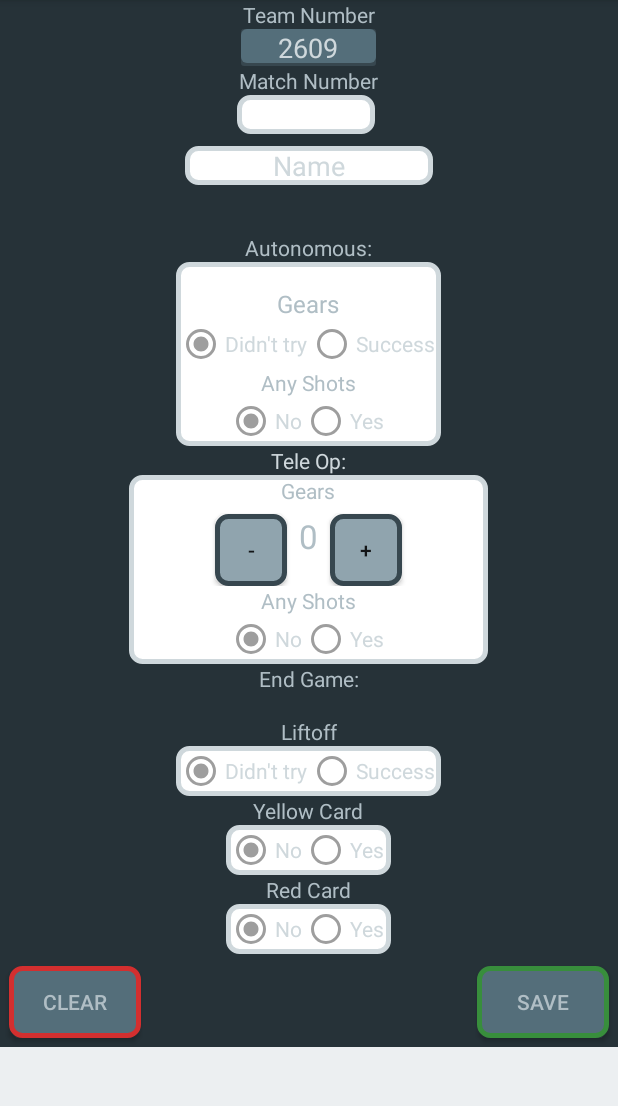
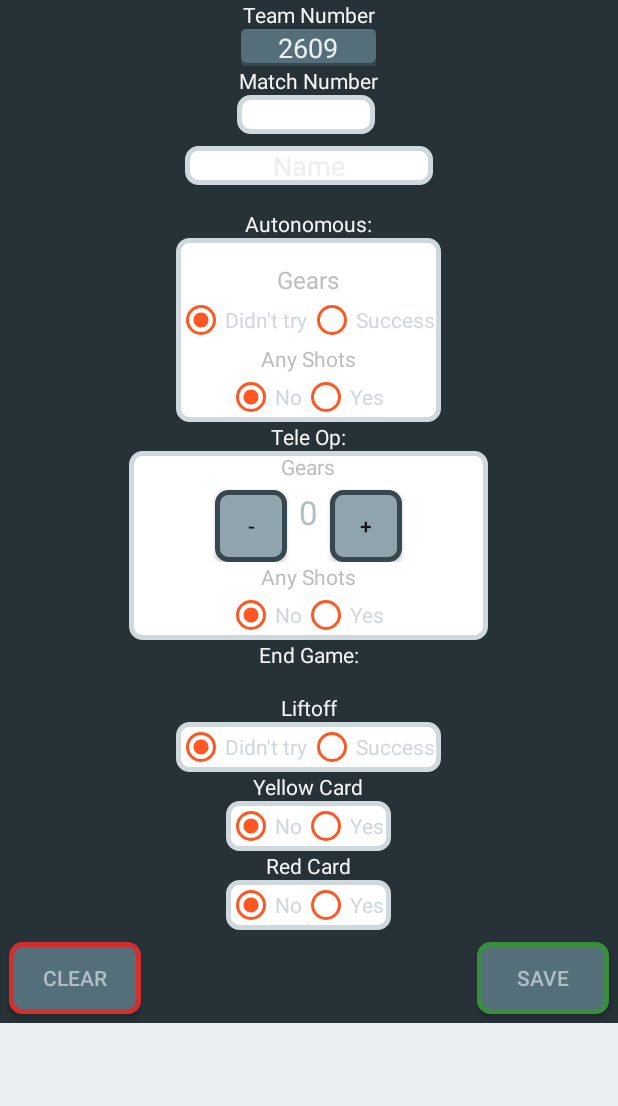
Before and after one commit to Keenan-Ker51/2609Scouting, an Android app: the ScoutActivity screen opened directly, with no data from a screen before it, on a phone screen of 412 x 824 dp, the part 84-1190 px from its top. Run offline under Robolectric (Android 15) with nearby library versions, the phone set to English and light mode, and no system bars.

Commit message:
District champs 1.0

```diff
--- a/app/src/main/res/layout/activity_main.xml
+++ b/app/src/main/res/layout/activity_main.xml
@@ -4,7 +4,7 @@
     android:id="@+id/activity_main"
     android:layout_width="match_parent"
     android:layout_height="match_parent"
-    android:background="#ECEFF1"
+    android:background="#263238"
     android:paddingBottom="@dimen/activity_vertical_margin"
 
     tools:context="com.keenanker.a2609scouting.MainActivity">
@@ -14,7 +14,7 @@
         android:layout_height="wrap_content"
         android:text=" Please select your role "
         android:layout_centerHorizontal="true"
-        android:textColor="#212121"
+        android:textColor="#CFD8DC"
         android:textSize="24sp"
         android:background="@drawable/shadow_text"
         />
@@ -27,6 +27,7 @@
         android:text="Human Scout"
         android:onClick="humanScoutStart"
         android:layout_marginTop="8sp"
+        android:textColor="#CFD8DC"
         android:layout_marginBottom="8sp"
         android:background="@drawable/background_white"
         android:id="@+id/humanScoutButton"
@@ -38,6 +39,7 @@
         android:layout_centerHorizontal="true"
         android:onClick="mentorStart"
         android:id="@+id/mentorButton"
+        android:textColor="#CFD8DC"
         android:layout_marginBottom="8sp"
         android:background="@drawable/background_white"
         android:layout_below="@+id/humanScoutButton"
@@ -48,6 +50,7 @@
         android:layout_height="48sp"
         android:layout_centerHorizontal="true"
         android:onClick="pitStart"
+        android:textColor="#CFD8DC"
         android:id="@+id/pitButton"
         android:background="@drawable/background_white"
         android:layout_below="@+id/mentorButton"
@@ -61,6 +64,7 @@
         android:onClick="scoutStart"
         android:background="@drawable/background_white"
         android:text="Scout"
+        android:textColor="#CFD8DC"
         android:layout_above="@+id/humanScoutButton"
         android:layout_alignStart="@+id/humanScoutButton" />
 </RelativeLayout>
--- a/app/src/main/res/layout/activity_pit.xml
+++ b/app/src/main/res/layout/activity_pit.xml
@@ -10,7 +10,7 @@
     <ScrollView
         android:layout_width="match_parent"
         android:layout_height="match_parent"
-        android:background="#ECEFF1">
+        android:background="#263238">
 
         <RelativeLayout
             android:layout_width="match_parent"
--- a/app/src/main/res/layout/activity_scout.xml
+++ b/app/src/main/res/layout/activity_scout.xml
@@ -39,7 +39,7 @@
                 android:layout_height="wrap_content"
                 android:text="Team Number"
                 android:layout_centerHorizontal="true"
-                android:textColor="#B0BEC5" />
+                android:textColor="#F5F5F5" />
 
             <TextView
                 android:id="@+id/matchNumTV"
@@ -49,17 +49,17 @@
                 android:text="Match Number"
                 android:visibility="visible"
                 android:layout_centerHorizontal="true"
-                android:textColor="#B0BEC5" />
+                android:textColor="#F5F5F5" />
 
             <TextView
                 android:id="@+id/autoTV"
                 android:layout_width="wrap_content"
                 android:layout_height="wrap_content"
-                android:layout_marginTop="32sp"
+                android:layout_marginTop="16sp"
                 android:layout_below="@+id/scoutNameET"
                 android:layout_centerHorizontal="true"
                 android:text="Autonomous:"
-                android:textColor="#B0BEC5" />
+                android:textColor="#F5F5F5" />
 
             <TextView
                 android:id="@+id/teleTV"
@@ -68,7 +68,7 @@
                 android:layout_below="@+id/gearsRL"
                 android:text="Tele Op:"
                 android:layout_centerHorizontal="true"
-                android:textColor="#CFD8DC" />
+                android:textColor="#F5F5F5" />
 
 
             <TextView
@@ -79,7 +79,7 @@
                 android:paddingBottom="16sp"
                 android:text="End Game:"
                 android:layout_centerHorizontal="true"
-                android:textColor="#B0BEC5" />
+                android:textColor="#F5F5F5" />
 
             <TextView
                 android:id="@+id/liftTV"
@@ -88,7 +88,7 @@
                 android:layout_below="@+id/endTV"
                 android:text="Liftoff"
                 android:layout_centerHorizontal="true"
-                android:textColor="#B0BEC5" />
+                android:textColor="#F5F5F5" />
 
             <Button
                 android:id="@+id/liftLess"
@@ -136,7 +136,7 @@
                     android:layout_height="wrap_content"
                     android:text="Didn't try"
                     android:id="@+id/gearDidntTry"
-                    android:buttonTint="#9E9E9E"
+                    android:buttonTint="#FF5722"
                     android:onClick="onGearButtonClicked"
                     android:textColor="#CFD8DC"
                     />
@@ -144,7 +144,7 @@
                     android:layout_width="wrap_content"
                     android:layout_height="wrap_content"
                     android:id="@+id/gearSucc"
-                    android:buttonTint="#9E9E9E"
+                    android:buttonTint="#FF5722"
                     android:textColor="#CFD8DC"
                     android:onClick="onGearButtonClicked"
                     android:text="Success "/>
@@ -156,7 +156,7 @@
                 android:layout_centerHorizontal="true"
                 android:text="Yellow Card"
                 android:id="@+id/cardsTV"
-                android:textColor="#B0BEC5"
+                android:textColor="#F5F5F5"
                 />
             <RadioGroup
                 android:layout_width="wrap_content"
@@ -176,7 +176,7 @@
                     android:id="@+id/noYellowCard"
                     android:onClick="onCardButtonClicked"
                     android:textColor="#CFD8DC"
-                    android:buttonTint="#9E9E9E"
+                    android:buttonTint="#FF5722"
                     />
 
                 <RadioButton
@@ -186,7 +186,7 @@
                     android:id="@+id/yellowCard"
                     android:onClick="onCardButtonClicked"
                     android:textColor="#CFD8DC"
-                    android:buttonTint="#9E9E9E"
+                    android:buttonTint="#FF5722"
 
                     />
 
@@ -195,7 +195,7 @@
                 android:layout_width="wrap_content"
                 android:layout_height="wrap_content"
                 android:text="Red Card"
-                android:textColor="#B0BEC5"
+                android:textColor="#F5F5F5"
                 android:layout_centerHorizontal="true"
                 android:layout_below="@id/cardGroup"
                 android:id="@+id/redCardTV"
@@ -219,7 +219,7 @@
                     android:id="@+id/noRedCard"
                     android:onClick="onRedCardButtonClicked"
                     android:textColor="#CFD8DC"
-                    android:buttonTint="#9E9E9E"
+                    android:buttonTint="#FF5722"
 
                     />
                 <RadioButton
@@ -229,7 +229,7 @@
                     android:id="@+id/redCard"
                     android:onClick="onRedCardButtonClicked"
                     android:textColor="#CFD8DC"
-                    android:buttonTint="#9E9E9E"
+                    android:buttonTint="#FF5722"
 
                     />
 
@@ -241,7 +241,7 @@
                 android:layout_centerHorizontal="true"
                 android:gravity="center_horizontal"
                 android:layout_marginTop="8sp"
-                android:textColorHint="#CFD8DC"
+                android:textColorHint="#ECEFF1"
                 android:textColor="#CFD8DC"
                 android:layout_height="wrap_content"
                 android:hint="Name"
@@ -280,7 +280,7 @@
                     android:layout_marginTop="16sp"
                     android:text="Gears"
                     android:layout_centerHorizontal="true"
-                    android:textColor="#B0BEC5"
+                    android:textColor="#BDBDBD"
                     android:textSize="16sp" />
 
                 <RadioGroup
@@ -296,7 +296,7 @@
                         android:text="Didn't try"
                         android:id="@+id/liftDidntTry"
                         android:onClick="onLiftButtonClicked"
-                        android:buttonTint="#9E9E9E"
+                        android:buttonTint="#FF5722"
                         android:textColor="#CFD8DC"
                         />
                     <RadioButton
@@ -304,7 +304,7 @@
                         android:layout_height="wrap_content"
                         android:id="@+id/liftSucc"
                         android:onClick="onLiftButtonClicked"
-                        android:buttonTint="#9E9E9E"
+                        android:buttonTint="#FF5722"
                         android:textColor="#CFD8DC"
                         android:text="Success "/>
                 </RadioGroup>
@@ -322,7 +322,7 @@
                         android:layout_height="wrap_content"
                         android:text="Any Shots"
                         android:layout_centerHorizontal="true"
-                        android:textColor="#B0BEC5"/>
+                        android:textColor="#BDBDBD"/>
 
                     <RadioGroup
                         android:layout_width="wrap_content"
@@ -338,7 +338,7 @@
                             android:text="No"
                             android:id="@+id/ALDidntTry"
                             android:onClick="onAutoLowButtonClicked"
-                            android:buttonTint="#9E9E9E"
+                            android:buttonTint="#FF5722"
                             android:textColor="#CFD8DC"
 
                             />
@@ -349,7 +349,7 @@
                             android:id="@+id/ALSucc"
                             android:textColor="#CFD8DC"
                             android:onClick="onAutoLowButtonClicked"
-                            android:buttonTint="#9E9E9E"
+                            android:buttonTint="#FF5722"
                             android:text="Yes "/>
                     </RadioGroup>
 
@@ -366,16 +366,7 @@
 
 
                 </RelativeLayout>
-
-
-
-
-
             </RelativeLayout>
-
-
-
-
             <EditText
                 android:id="@+id/teamNumET"
                 android:layout_width="90sp"
@@ -383,7 +374,7 @@
                 android:inputType="number"
                 android:background="@drawable/shadow_text"
                 android:gravity="center_horizontal"
-                android:textColorHint="#CFD8DC"
+                android:textColorHint="#ECEFF1"
                 android:layout_centerHorizontal="true"
                 android:hint="2609"
                 android:layout_below="@+id/teamNumTV" />
@@ -409,7 +400,7 @@
                         android:layout_marginStart="174sp"
                         android:layout_centerHorizontal="true"
                         android:text="Gears"
-                        android:textColor="#B0BEC5"
+                        android:textColor="#BDBDBD"
                         android:layout_marginEnd="28sp" />
 
                     <Button
@@ -463,7 +454,7 @@
                         android:layout_marginEnd="26sp"
                         android:layout_marginStart="26sp"
                         android:layout_centerHorizontal="true"
-                        android:textColor="#B0BEC5" />
+                        android:textColor="#BDBDBD" />
 
                     <RadioGroup
                         android:layout_width="wrap_content"
@@ -479,7 +470,7 @@
                             android:text="No"
                             android:id="@+id/TLDidntTry"
                             android:textColor="#CFD8DC"
-                            android:buttonTint="#9E9E9E"
+                            android:buttonTint="#FF5722"
                             android:onClick="onTeleLowButtonClicked"
                             />
 
@@ -489,7 +480,7 @@
                             android:id="@+id/TLSucc"
                             android:textColor="#CFD8DC"
 
-                            android:buttonTint="#9E9E9E"
+                            android:buttonTint="#FF5722"
                             android:onClick="onTeleLowButtonClicked"
                             android:text="Yes "/>
                     </RadioGroup>
```
Also changed, not shown: app/src/main/java/com/keenanker/a2609scouting/ScoutActivity.java (+1 -12 lines).
